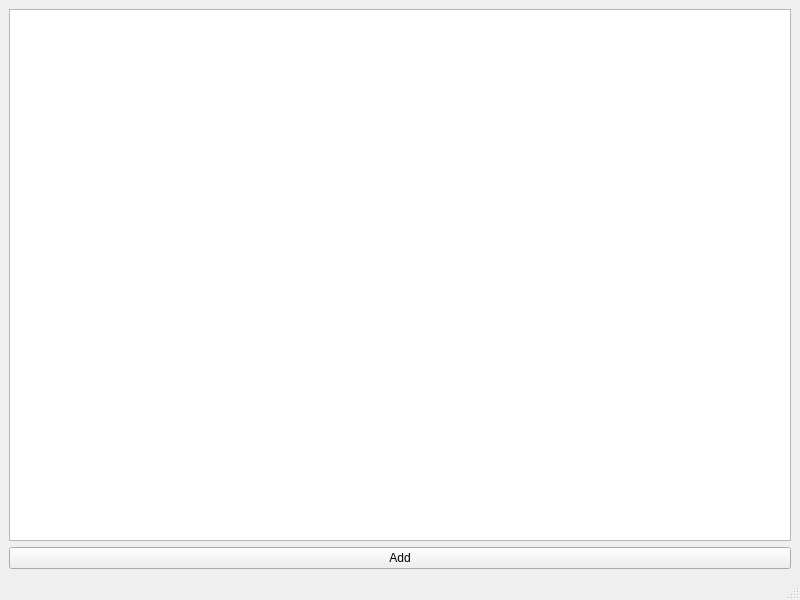
JukeboxPipeline/jukebox-core, file src/jukeboxcore/gui/widgets/guerilla/atypeadder.ui: the form before one commit.
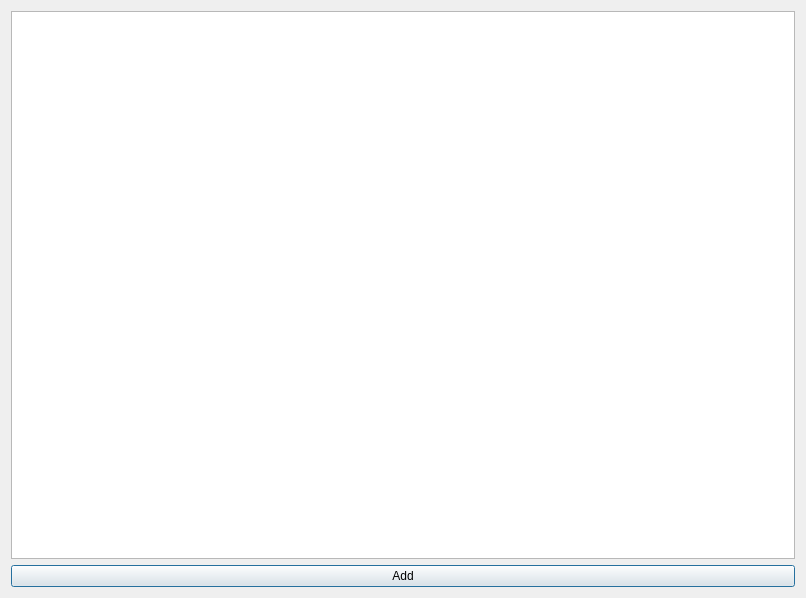
The form after the commit.

Commit message: Chang the guerilla secondary windows to dialogs and implement create project

```diff
--- a/src/jukeboxcore/gui/widgets/guerilla/atypeadder.ui
+++ b/src/jukeboxcore/gui/widgets/guerilla/atypeadder.ui
@@ -1,20 +1,19 @@
 <?xml version="1.0" encoding="UTF-8"?>
 <ui version="4.0">
- <class>atypeadder_mwin</class>
- <widget class="QMainWindow" name="atypeadder_mwin">
+ <class>atypeadder_dialog</class>
+ <widget class="QDialog" name="atypeadder_dialog">
   <property name="geometry">
    <rect>
     <x>0</x>
     <y>0</y>
-    <width>800</width>
-    <height>600</height>
+    <width>806</width>
+    <height>598</height>
    </rect>
   </property>
   <property name="windowTitle">
    <string>Add Assettypes</string>
   </property>
-  <widget class="QWidget" name="central_widget">
-   <layout class="QVBoxLayout" name="central_vbox">
+  <layout class="QVBoxLayout" name="verticalLayout">
     <item>
      <widget class="QTableView" name="atype_tablev"/>
     </item>
@@ -26,8 +25,6 @@
      </widget>
     </item>
    </layout>
-  </widget>
-  <widget class="QStatusBar" name="statusbar"/>
  </widget>
  <resources/>
  <connections/>
```
Lines whose indentation alone changed are shown as unchanged. The commit also changes 26 other files.
